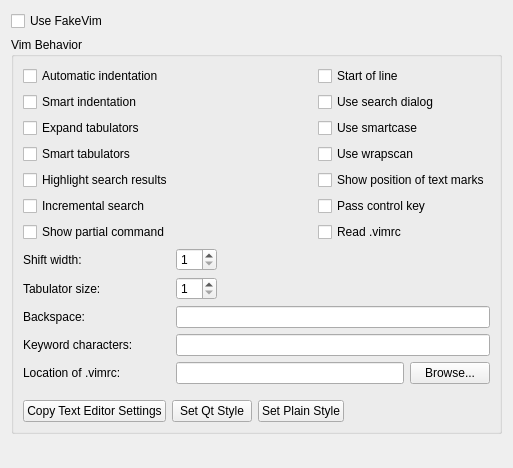
This is src/plugins/fakevim/fakevimoptions.ui in qt-creator/qt-creator as Qt 5 draws it before an edit. The edited form follows.
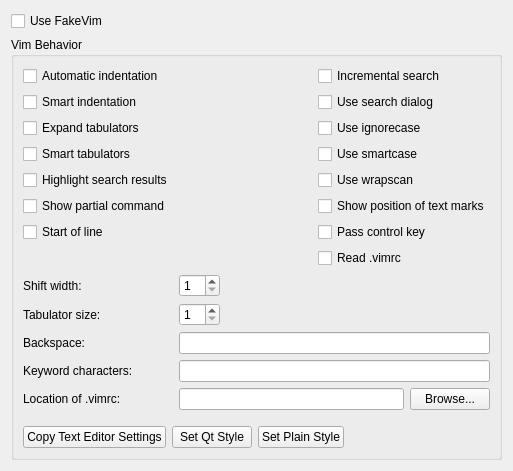
This is the edited form.

Commit message: FakeVim: Emulate Vim option ignorecase

```diff
--- a/src/plugins/fakevim/fakevimoptions.ui
+++ b/src/plugins/fakevim/fakevimoptions.ui
@@ -24,17 +24,45 @@
       <string>Vim Behavior</string>
      </property>
      <layout class="QGridLayout" name="gridLayout">
-      <item row="3" column="0" colspan="2">
-       <widget class="QCheckBox" name="checkBoxSmartTab">
+      <item row="11" column="0">
+       <widget class="QLabel" name="labelIsKeyword">
         <property name="text">
-         <string>Smart tabulators</string>
+         <string>Keyword characters:</string>
         </property>
        </widget>
       </item>
-      <item row="10" column="1" colspan="2">
-       <widget class="QLineEdit" name="lineEditIsKeyword"/>
-      </item>
       <item row="12" column="0">
+       <widget class="QLabel" name="labelVimRcPath">
+        <property name="text">
+         <string>Location of .vimrc:</string>
+        </property>
+       </widget>
+      </item>
+      <item row="7" column="2">
+       <widget class="QCheckBox" name="checkBoxReadVimRc">
+        <property name="text">
+         <string>Read .vimrc</string>
+        </property>
+       </widget>
+      </item>
+      <item row="11" column="1" colspan="2">
+       <widget class="QLineEdit" name="lineEditIsKeyword"/>
+      </item>
+      <item row="4" column="2">
+       <widget class="QCheckBox" name="checkBoxWrapScan">
+        <property name="text">
+         <string>Use wrapscan</string>
+        </property>
+       </widget>
+      </item>
+      <item row="0" column="0" colspan="2">
+       <widget class="QCheckBox" name="checkBoxAutoIndent">
+        <property name="text">
+         <string>Automatic indentation</string>
+        </property>
+       </widget>
+      </item>
+      <item row="13" column="0">
        <spacer name="verticalSpacer">
         <property name="orientation">
          <enum>Qt::Vertical</enum>
@@ -57,52 +85,7 @@
         </property>
        </widget>
       </item>
-      <item row="0" column="2">
-       <widget class="QCheckBox" name="checkBoxStartOfLine">
-        <property name="text">
-         <string>Start of line</string>
-        </property>
-       </widget>
-      </item>
-      <item row="1" column="0" colspan="2">
-       <widget class="QCheckBox" name="checkBoxSmartIndent">
-        <property name="text">
-         <string>Smart indentation</string>
-        </property>
-       </widget>
-      </item>
-      <item row="2" column="0" colspan="2">
-       <widget class="QCheckBox" name="checkBoxExpandTab">
-        <property name="text">
-         <string>Expand tabulators</string>
-        </property>
-       </widget>
-      </item>
-      <item row="0" column="0" colspan="2">
-       <widget class="QCheckBox" name="checkBoxAutoIndent">
-        <property name="text">
-         <string>Automatic indentation</string>
-        </property>
-       </widget>
-      </item>
-      <item row="5" column="2">
-       <widget class="QCheckBox" name="checkBoxPassControlKey">
-        <property name="toolTip">
-         <string>Pass key sequences like Ctrl-S to Qt Creator core instead of interpreting them in FakeVim. This gives easier access to Qt Creator core functionality at the price of losing some features of FakeVim.</string>
-        </property>
-        <property name="text">
-         <string>Pass control key</string>
-        </property>
-       </widget>
-      </item>
-      <item row="4" column="0" colspan="2">
-       <widget class="QCheckBox" name="checkBoxHlSearch">
-        <property name="text">
-         <string>Highlight search results</string>
-        </property>
-       </widget>
-      </item>
-      <item row="7" column="1" colspan="2">
+      <item row="8" column="1" colspan="2">
        <layout class="QHBoxLayout" name="horizontalLayout_2">
         <item>
          <widget class="QSpinBox" name="spinBoxShiftWidth">
@@ -129,14 +112,37 @@
         </item>
        </layout>
       </item>
-      <item row="6" column="0">
-       <widget class="QCheckBox" name="checkBoxShowCmd">
-        <property name="text">
-         <string>Show partial command</string>
-        </property>
-       </widget>
+      <item row="9" column="1" colspan="2">
+       <layout class="QHBoxLayout" name="horizontalLayout_3">
+        <item>
+         <widget class="QSpinBox" name="spinBoxTabStop">
+          <property name="minimum">
+           <number>1</number>
+          </property>
+          <property name="maximum">
+           <number>80</number>
+          </property>
+         </widget>
+        </item>
+        <item>
+         <spacer name="horizontalSpacer_3">
+          <property name="orientation">
+           <enum>Qt::Horizontal</enum>
+          </property>
+          <property name="sizeHint" stdset="0">
+           <size>
+            <width>40</width>
+            <height>20</height>
+           </size>
+          </property>
+         </spacer>
+        </item>
+       </layout>
       </item>
-      <item row="9" column="0">
+      <item row="10" column="1" colspan="2">
+       <widget class="QLineEdit" name="lineEditBackspace"/>
+      </item>
+      <item row="10" column="0">
        <widget class="QLabel" name="labelBackspace">
         <property name="text">
          <string>Backspace:</string>
@@ -144,6 +150,13 @@
        </widget>
       </item>
       <item row="8" column="0">
+       <widget class="QLabel" name="labelShiftWidth">
+        <property name="text">
+         <string>Shift width:</string>
+        </property>
+       </widget>
+      </item>
+      <item row="9" column="0">
        <widget class="QLabel" name="labelTabulator">
         <property name="toolTip">
          <string>Vim tabstop option</string>
@@ -153,24 +166,32 @@
         </property>
        </widget>
       </item>
-      <item row="9" column="1" colspan="2">
-       <widget class="QLineEdit" name="lineEditBackspace"/>
-      </item>
-      <item row="7" column="0">
-       <widget class="QLabel" name="labelShiftWidth">
+      <item row="3" column="2">
+       <widget class="QCheckBox" name="checkBoxSmartCase">
         <property name="text">
-         <string>Shift width:</string>
+         <string>Use smartcase</string>
         </property>
        </widget>
       </item>
-      <item row="5" column="0" colspan="2">
-       <widget class="QCheckBox" name="checkBoxIncSearch">
-        <property name="text">
-         <string>Incremental search</string>
-        </property>
-       </widget>
+      <item row="12" column="1" colspan="2">
+       <layout class="QHBoxLayout" name="horizontalLayoutVimRcPath">
+        <item>
+         <widget class="QLineEdit" name="lineEditVimRcPath">
+          <property name="toolTip">
+           <string>Keep empty to use the default path, i.e. %USERPROFILE%\_vimrc on Windows, ~/.vimrc otherwise.</string>
+          </property>
+         </widget>
+        </item>
+        <item>
+         <widget class="QPushButton" name="pushButtonVimRcPath">
+          <property name="text">
+           <string>Browse...</string>
+          </property>
+         </widget>
+        </item>
+       </layout>
       </item>
-      <item row="13" column="0" colspan="3">
+      <item row="14" column="0" colspan="3">
        <layout class="QHBoxLayout" name="horizontalLayout">
         <item>
          <widget class="QPushButton" name="pushButtonCopyTextEditorSettings">
@@ -208,92 +229,78 @@
         </item>
        </layout>
       </item>
-      <item row="4" column="2">
+      <item row="5" column="2">
        <widget class="QCheckBox" name="checkBoxShowMarks">
         <property name="text">
          <string>Show position of text marks</string>
         </property>
        </widget>
       </item>
-      <item row="2" column="2">
-       <widget class="QCheckBox" name="checkBoxSmartCase">
+      <item row="1" column="0" colspan="2">
+       <widget class="QCheckBox" name="checkBoxSmartIndent">
         <property name="text">
-         <string>Use smartcase</string>
-        </property>
-       </widget>
-      </item>
-      <item row="3" column="2">
-       <widget class="QCheckBox" name="checkBoxWrapScan">
-        <property name="text">
-         <string>Use wrapscan</string>
-        </property>
-       </widget>
-      </item>
-      <item row="8" column="1" colspan="2">
-       <layout class="QHBoxLayout" name="horizontalLayout_3">
-        <item>
-         <widget class="QSpinBox" name="spinBoxTabStop">
-          <property name="minimum">
-           <number>1</number>
-          </property>
-          <property name="maximum">
-           <number>80</number>
-          </property>
-         </widget>
-        </item>
-        <item>
-         <spacer name="horizontalSpacer_3">
-          <property name="orientation">
-           <enum>Qt::Horizontal</enum>
-          </property>
-          <property name="sizeHint" stdset="0">
-           <size>
-            <width>40</width>
-            <height>20</height>
-           </size>
-          </property>
-         </spacer>
-        </item>
-       </layout>
-      </item>
-      <item row="10" column="0">
-       <widget class="QLabel" name="labelIsKeyword">
-        <property name="text">
-         <string>Keyword characters:</string>
-        </property>
-       </widget>
-      </item>
-      <item row="11" column="0">
-       <widget class="QLabel" name="labelVimRcPath">
-        <property name="text">
-         <string>Location of .vimrc:</string>
+         <string>Smart indentation</string>
         </property>
        </widget>
       </item>
       <item row="6" column="2">
-       <widget class="QCheckBox" name="checkBoxReadVimRc">
+       <widget class="QCheckBox" name="checkBoxPassControlKey">
+        <property name="toolTip">
+         <string>Pass key sequences like Ctrl-S to Qt Creator core instead of interpreting them in FakeVim. This gives easier access to Qt Creator core functionality at the price of losing some features of FakeVim.</string>
+        </property>
         <property name="text">
-         <string>Read .vimrc</string>
+         <string>Pass control key</string>
         </property>
        </widget>
       </item>
-      <item row="11" column="1" colspan="2">
-       <layout class="QHBoxLayout" name="horizontalLayoutVimRcPath">
-        <item>
-         <widget class="QLineEdit" name="lineEditVimRcPath">
-          <property name="toolTip">
-           <string>Keep empty to use the default path, i.e. %USERPROFILE%\_vimrc on Windows, ~/.vimrc otherwise.</string>
-          </property>
-         </widget>
-        </item>
-        <item>
-         <widget class="QPushButton" name="pushButtonVimRcPath">
-          <property name="text">
-           <string>Browse...</string>
-          </property>
-         </widget>
-        </item>
-       </layout>
+      <item row="2" column="2">
+       <widget class="QCheckBox" name="checkBoxIgnoreCase">
+        <property name="text">
+         <string>Use ignorecase</string>
+        </property>
+       </widget>
+      </item>
+      <item row="2" column="0">
+       <widget class="QCheckBox" name="checkBoxExpandTab">
+        <property name="text">
+         <string>Expand tabulators</string>
+        </property>
+       </widget>
+      </item>
+      <item row="3" column="0">
+       <widget class="QCheckBox" name="checkBoxSmartTab">
+        <property name="text">
+         <string>Smart tabulators</string>
+        </property>
+       </widget>
+      </item>
+      <item row="4" column="0">
+       <widget class="QCheckBox" name="checkBoxHlSearch">
+        <property name="text">
+         <string>Highlight search results</string>
+        </property>
+       </widget>
+      </item>
+      <item row="0" column="2">
+       <widget class="QCheckBox" name="checkBoxIncSearch">
+        <property name="text">
+         <string>Incremental search</string>
+        </property>
+       </widget>
+      </item>
+      <item row="5" column="0">
+       <widget class="QCheckBox" name="checkBoxShowCmd">
+        <property name="text">
+         <string>Show partial command</string>
+        </property>
+       </widget>
+      </item>
+      <item row="6" column="0">
+       <widget class="QCheckBox" name="checkBoxStartOfLine">
+        <property name="text">
+         <string>Start of line</string>
+        </property>
+       </widget>
       </item>
      </layout>
     </widget>
```
Left out of the diff: 3 changed lines with no effect on the pictures. The commit also changes 4 other files.
